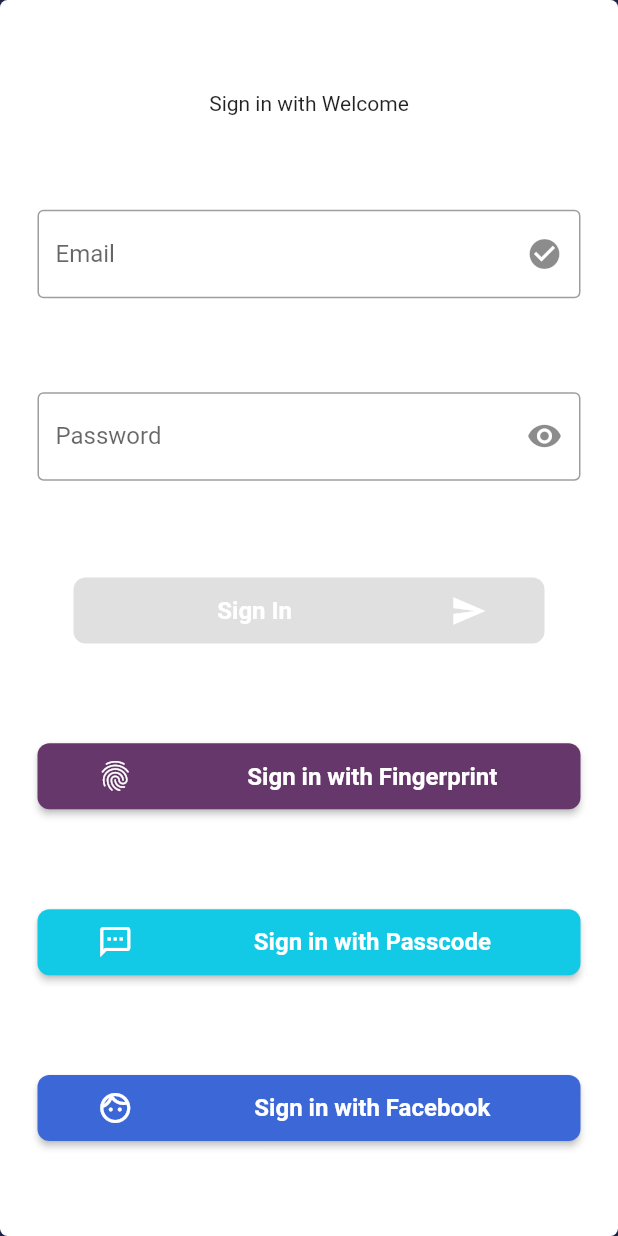
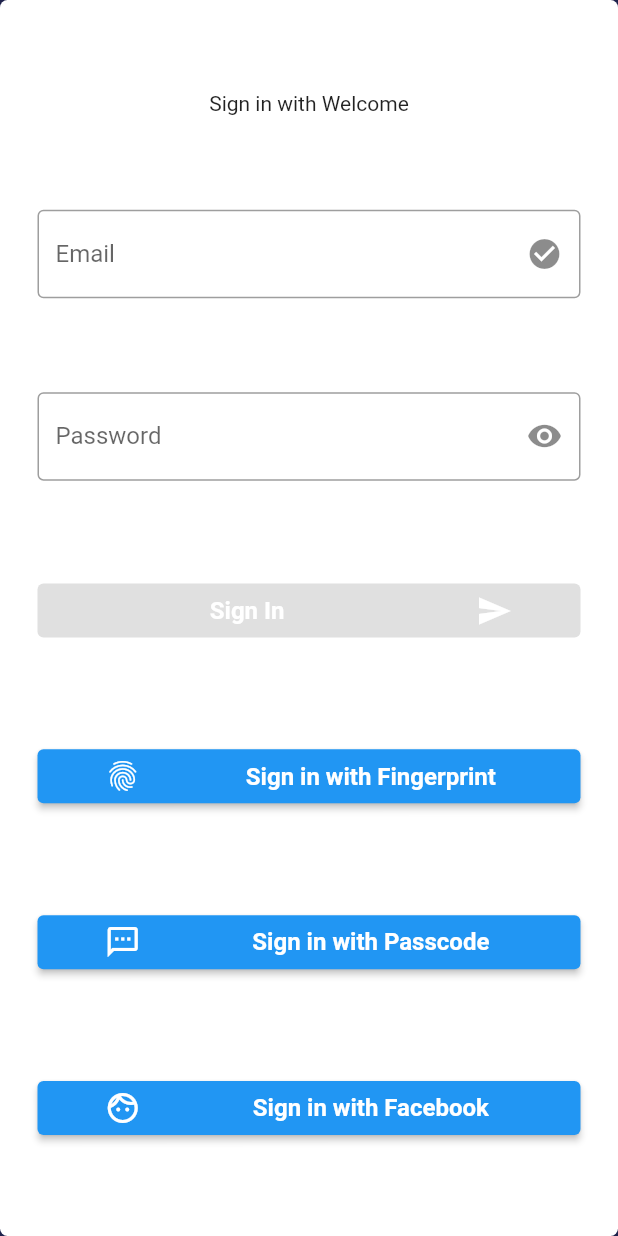
Before and after one commit to Hduc/Flutter-multi-platform, a Flutter app: the LoginPage screen opened by its route, on a phone screen of 412 x 824 dp. Run offline on Flutter 3.47's test engine with Material 2 defaults, Android fonts, the phone set to English and light mode, and no system bars; our stand-ins replace curved_navigation_bar, fl_chart, flutter_hooks, flutter_local_notifications, local_auth, pinput and 2 more; missing offline and left inert: flutter_facebook_auth; accounts and stored records are empty; generated files the repository leaves out were written again.

Commit message:
login form success

```diff
--- a/lib/bloc/login_bloc.dart
+++ b/lib/bloc/login_bloc.dart
@@ -12,8 +12,8 @@
   final _emailSubject = BehaviorSubject<String>();
   final _passwordSubject = BehaviorSubject<String>();
   final _rePasswordSubject = BehaviorSubject<String>();
-  final _surnameSubject = BehaviorSubject<String>();
-  final _nameSubject = BehaviorSubject<String>();
+  final _firstNameSubject = BehaviorSubject<String>();
+  final _lastNameSubject = BehaviorSubject<String>();
 
   Stream<TextFieldValidator> get emailStream =>
       _emailSubject.stream.transform(checkEmail);
@@ -24,10 +24,10 @@
   Stream<TextFieldValidator> get rePasswordStream =>
       _rePasswordSubject.stream.transform(checkPass);
 
-  Stream get surNameStream => _surnameSubject.stream;
+  Stream get firstNameStream => _firstNameSubject.stream;
 
-  Stream<TextFieldValidator> get nameStream =>
-      _nameSubject.stream.transform(checkEmpty);
+  Stream<TextFieldValidator> get lastNameStream =>
+      _lastNameSubject.stream.transform(checkEmpty);
 
   Stream<bool> get isValidDataLogin =>
       Rx.combineLatest2(emailStream, passwordStream,
@@ -36,40 +36,37 @@
       });
 
   Stream<bool> get isValidDataRegister => Rx.combineLatest4(
-          emailStream, passwordStream, rePasswordStream, nameStream,
+          emailStream, passwordStream, rePasswordStream, lastNameStream,
           (TextFieldValidator e, TextFieldValidator p, TextFieldValidator rp,
-              TextFieldValidator n) {
+              TextFieldValidator ln) {
         return e.text != null &&
             p.text != null &&
-            rp.text != null &&
             rp.text == p.text &&
-            n.text != null;
+            ln.text != null;
       });
 
   Function(String) get changeEmail => _emailSubject.sink.add;
   Function(String) get changePassword => _passwordSubject.sink.add;
   Function(String) get changeRePassword => _rePasswordSubject.sink.add;
-  Function(String) get changeSurname => _surnameSubject.sink.add;
-  Function(String) get changeName => _nameSubject.sink.add;
+  Function(String) get changeFirstName => _firstNameSubject.sink.add;
+  Function(String) get changeLastName => _lastNameSubject.sink.add;
 
   String? get email => _emailSubject.valueOrNull;
 
   String? get password => _passwordSubject.valueOrNull;
   String? get rePassword => _rePasswordSubject.valueOrNull;
-  String? get surname => _surnameSubject.valueOrNull;
-  String? get name => _nameSubject.valueOrNull;
+  String? get firstName => _firstNameSubject.valueOrNull;
+  String? get lastName => _lastNameSubject.valueOrNull;
 
   Future<LoginModel?> authenticate() async {
     loading.sink.add(true);
-
-    final token = await _repository.authenticate(
+    final result = await _repository.authenticate(
         _emailSubject.value,
         _passwordSubject.value,
-        _surnameSubject.valueOrNull,
-        _nameSubject.valueOrNull);
-
+        _firstNameSubject.valueOrNull,
+        _lastNameSubject.valueOrNull);
     loading.sink.add(false);
-    return token;
+    return result;
   }
 
   @override
@@ -77,8 +74,8 @@
     _emailSubject.close();
     _passwordSubject.close();
     _rePasswordSubject.close();
-    _surnameSubject.close();
-    _nameSubject.close();
+    _firstNameSubject.close();
+    _lastNameSubject.close();
 
     loading.close();
   }
--- a/lib/model/login_model.dart
+++ b/lib/model/login_model.dart
@@ -2,15 +2,23 @@
 
 class LoginModel {
   LoginModel(
-      {required this.username, required this.password, this.statusLogin});
+      {required this.email,
+      required this.lastName,
+      this.firstName,
+      this.statusLogin,
+      this.token});
   factory LoginModel.fromJson(Map<String, dynamic> json) => LoginModel(
-      username: json['username'] as String,
-      password: json['password'] as String,
-      statusLogin: json['statusLogin'] as int?);
+      email: json['email'] as String,
+      lastName: json['lastName'] as String,
+      firstName: json['firstName'] as String?,
+      statusLogin: json['statusLogin'] as int?,
+      token: json['token'] as String?);
 
+  String email;
+  String lastName;
+  String? firstName;
   int? statusLogin;
-  String username;
-  String password;
+  String? token;
 }
 
 LoginModel loginModelFromJson(String jsonData) {
--- a/lib/res/strings/strings.dart
+++ b/lib/res/strings/strings.dart
@@ -1,3 +1,4 @@
 class AppStrings {
   static String baseUrl = 'http://localhost:51602';
+  static String mqttBorker = 'http://localhost:8883';
 }
--- a/lib/ui/pages/login.page.dart
+++ b/lib/ui/pages/login.page.dart
@@ -11,6 +11,8 @@
 import 'package:severingthing/ui/common/color.dart';
 import 'package:severingthing/ui/pages/widgets/custom_button.dart';
 import 'package:severingthing/ui/pages/widgets/custom_text_field.dart';
+
+bool isRegister = false;
 
 class LoginPage extends StatefulWidget {
   const LoginPage({Key? key}) : super(key: key);
@@ -28,7 +30,7 @@
   @override
   Widget build(BuildContext context) {
     final localizations = AppLocalizations.of(context)!;
-    var isRegister = false;
+
     return Scaffold(body: LayoutBuilder(builder: (context, constraints) {
       return AnimatedContainer(
           duration: Duration(milliseconds: 500),
@@ -55,8 +57,8 @@
                     TextFieldPassword(bloc: loginBloc),
                     if (isRegister) ...[
                       TextFieldRePassword(bloc: loginBloc),
-                      TextFieldSurname(bloc: loginBloc),
-                      TextFieldName(bloc: loginBloc),
+                      TextFieldFirstName(bloc: loginBloc),
+                      TextFieldLastName(bloc: loginBloc),
                     ],
                     //submit  buttom
                     StreamBuilder<bool>(
@@ -64,19 +66,21 @@
                             ? loginBloc.isValidDataRegister
                             : loginBloc.isValidDataLogin,
                         builder: (_, isValidSnapshot) {
-                          return Padding(
-                            padding: const EdgeInsets.symmetric(horizontal: 24),
-                            child: Row(
+                          return Row(
                             children: <Widget>[
                               Expanded(
                                 child: CustomButton(
-                                    text: localizations.signInButton,
+                                  text: isRegister
+                                      ? localizations.register
+                                      : localizations.signInButton,
                                   onPress: isValidSnapshot.hasData
                                       ? () async {
                                           final result =
                                               await loginBloc.authenticate();
                                           if (result == null) {
-                                              isRegister = true;
+                                            setState(() {
+                                              isRegister = !isRegister;
+                                            });
                                           } else {
                                             if (result.statusLogin == 0) {
                                               _showSnackBar(localizations
@@ -94,8 +98,17 @@
                                   direction: IconDirection.right,
                                 ),
                               ),
+                              if (isRegister)
+                                ElevatedButton(
+                                  onPressed: () {
+                                    setState(() {
+                                      isRegister = false;
+                                    });
+                                  },
+                                  child: Text(localizations
+                                      .signInText(localizations.goBack)),
+                                )
                             ],
-                            ),
                           );
                         }),
                     CustomButton(
@@ -270,8 +283,8 @@
   }
 }
 
-class TextFieldSurname extends HookWidget {
-  const TextFieldSurname({Key? key, required this.bloc}) : super(key: key);
+class TextFieldFirstName extends HookWidget {
+  const TextFieldFirstName({Key? key, required this.bloc}) : super(key: key);
 
   final LoginBloc bloc;
 
@@ -282,13 +295,14 @@
     return StreamBuilder(
       builder: (_, snapshot) {
         final localizations = AppLocalizations.of(context)!;
-        controller.value = controller.value.copyWith(text: bloc.surname ?? '');
+        controller.value =
+            controller.value.copyWith(text: bloc.firstName ?? '');
 
         return CustomTextField(
           textController: controller,
           isRequired: true,
           label: localizations.surnameText,
-          onChange: bloc.changeSurname,
+          onChange: bloc.changeFirstName,
           action: TextInputAction.next,
           errorText: snapshot.hasError
               ? Utils.getTextValidator(
@@ -300,8 +314,8 @@
   }
 }
 
-class TextFieldName extends HookWidget {
-  const TextFieldName({Key? key, required this.bloc}) : super(key: key);
+class TextFieldLastName extends HookWidget {
+  const TextFieldLastName({Key? key, required this.bloc}) : super(key: key);
 
   final LoginBloc bloc;
 
@@ -312,14 +326,14 @@
     return StreamBuilder(
       builder: (_, snapshot) {
         final localizations = AppLocalizations.of(context)!;
-        controller.value = controller.value.copyWith(text: bloc.name ?? '');
+        controller.value = controller.value.copyWith(text: bloc.lastName ?? '');
 
         return CustomTextField(
           textController: controller,
           isRequired: true,
           label: localizations.nameText,
           requiredMessage: localizations.nameTextValidation,
-          onChange: bloc.changeName,
+          onChange: bloc.changeLastName,
           action: TextInputAction.next,
           errorText: snapshot.hasError
               ? Utils.getTextValidator(
--- a/lib/ui/pages/widgets/custom_button.dart
+++ b/lib/ui/pages/widgets/custom_button.dart
@@ -26,11 +26,6 @@
   @override
   Widget build(BuildContext context) {
     return ElevatedButton(
-        style: ElevatedButton.styleFrom(
-          primary: backgroundColor,
-          padding: const EdgeInsets.symmetric(vertical: 10, horizontal: 12),
-          shape: RoundedRectangleBorder(borderRadius: BorderRadius.circular(8)),
-        ),
         onPressed: onPress,
         child: Row(
           mainAxisAlignment: MainAxisAlignment.center,
@@ -38,7 +33,7 @@
             if (icon != null && direction == IconDirection.left)
               Expanded(
                 child: Padding(
-                    padding: const EdgeInsets.only(right: 5), child: icon),
+                    padding: const EdgeInsets.only(right: 1), child: icon),
               ),
             Expanded(
               flex: 3,
@@ -56,7 +51,7 @@
             if (icon != null && direction == IconDirection.right)
               Expanded(
                 child: Padding(
-                  padding: const EdgeInsets.only(right: 5),
+                  padding: const EdgeInsets.only(right: 1),
                   child: icon,
                 ),
               ),
--- a/pubspec.yaml
+++ b/pubspec.yaml
@@ -25,6 +25,7 @@
   curved_navigation_bar: ^1.0.1
   fl_chart: ^0.36.3
   http: ^0.13.3
+  mqtt_client: ^9.6.0
 
 dev_dependencies:
   flutter_test:
```
Also changed, not shown: lib/l10n/app_vi.arb (+9 -0 lines), lib/reponsitory/login_repository.dart (+5 -5 lines), pubspec.lock. Lines whose indentation alone changed are shown as unchanged.
